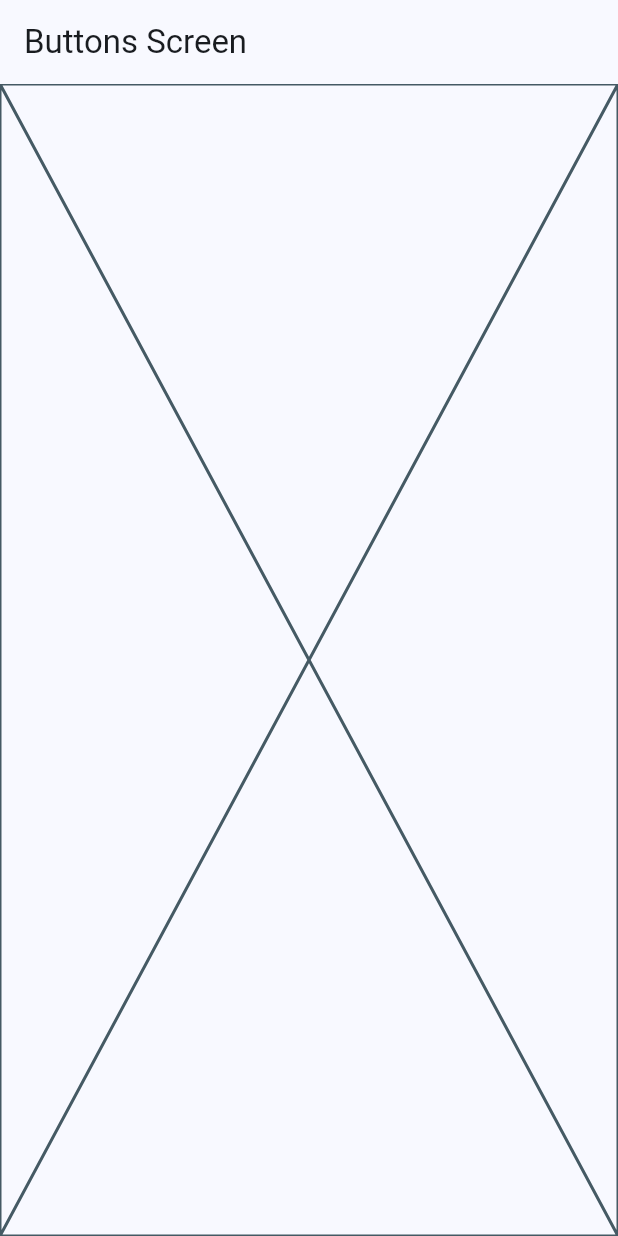
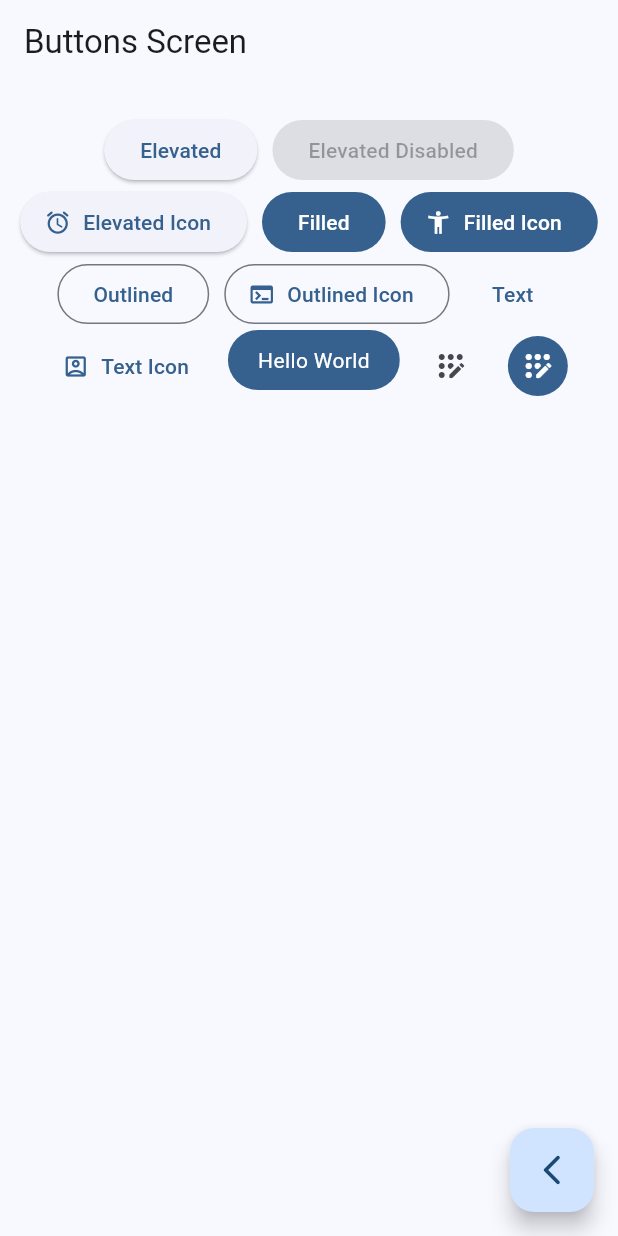
Before and after one commit to eltruforce/widgets-app, a Flutter app: the ButtonsScreen screen opened by its route, on a phone screen of 412 x 824 dp. Run offline on Flutter 3.47's test engine with Material 3 defaults, Android fonts, the phone set to English and light mode, and no system bars; our stand-ins replace go_router.

Commit message:
feat: button screen finished

```diff
--- a/lib/presentation/screens/buttons/buttons_screen.dart
+++ b/lib/presentation/screens/buttons/buttons_screen.dart
@@ -9,7 +9,102 @@ class ButtonsScreen extends StatelessWidget {
   Widget build(BuildContext context) {
     return Scaffold(
       appBar: AppBar(title: const Text('Buttons Screen')),
-      body: const Placeholder(),
+      body: _ButtonsView(),
+      floatingActionButton: FloatingActionButton(
+        child: const Icon(Icons.arrow_back_ios_new_rounded),
+        onPressed: () {
+          Navigator.pop(context);
+          // context.pop();
+        },
+      ),
     );
   }
 }
+
+class _ButtonsView extends StatelessWidget {
+  const _ButtonsView();
+
+  @override
+  Widget build(BuildContext context) {
+    final colors = Theme.of(context).colorScheme;
+
+    return SizedBox(
+      width: double.infinity,
+      child: Padding(
+        padding: EdgeInsets.symmetric(horizontal: 10, vertical: 20),
+        child: Wrap(
+          spacing: 10,
+          alignment: WrapAlignment.center,
+          children: [
+            ElevatedButton(onPressed: () {}, child: const Text('Elevated')),
+            const ElevatedButton(
+              onPressed: null,
+              child: Text('Elevated Disabled'),
+            ),
+            ElevatedButton.icon(
+              onPressed: () {},
+              icon: const Icon(Icons.access_alarm_rounded),
+              label: const Text('Elevated Icon'),
+            ),
+            FilledButton(onPressed: () {}, child: const Text('Filled')),
+            FilledButton.icon(
+              onPressed: () {},
+              icon: const Icon(Icons.accessibility_new),
+              label: const Text('Filled Icon'),
+            ),
+            OutlinedButton(onPressed: () {}, child: const Text('Outlined')),
+            OutlinedButton.icon(
+              onPressed: () {},
+              icon: const Icon(Icons.terminal),
+              label: const Text('Outlined Icon'),
+            ),
+            TextButton(onPressed: () {}, child: const Text('Text')),
+            TextButton.icon(
+              onPressed: () {},
+              icon: const Icon(Icons.account_box_outlined),
+              label: const Text('Text Icon'),
+            ),
+
+            CustomButton(),
+
+            IconButton(
+              onPressed: () {},
+              icon: const Icon(Icons.app_registration_rounded),
+            ),
+            IconButton(
+              onPressed: () {},
+              icon: const Icon(Icons.app_registration_rounded),
+              style: ButtonStyle(
+                backgroundColor: WidgetStatePropertyAll(colors.primary),
+                iconColor: WidgetStatePropertyAll(Colors.white),
+              ),
+            ),
+          ],
+        ),
+      ),
+    );
+  }
+}
+
+class CustomButton extends StatelessWidget {
+  const CustomButton({super.key});
+
+  @override
+  Widget build(BuildContext context) {
+    final colors = Theme.of(context).colorScheme;
+
+    return ClipRRect(
+      borderRadius: BorderRadius.circular(20),
+      child: Material(
+        color: colors.primary,
+        child: InkWell(
+          onTap: () {},
+          child: Padding(
+            padding: const EdgeInsets.symmetric(horizontal: 20, vertical: 10),
+            child: Text('Hello World', style: TextStyle(color: Colors.white)),
+          ),
+        ),
+      ),
+    );
+  }
+}
```
